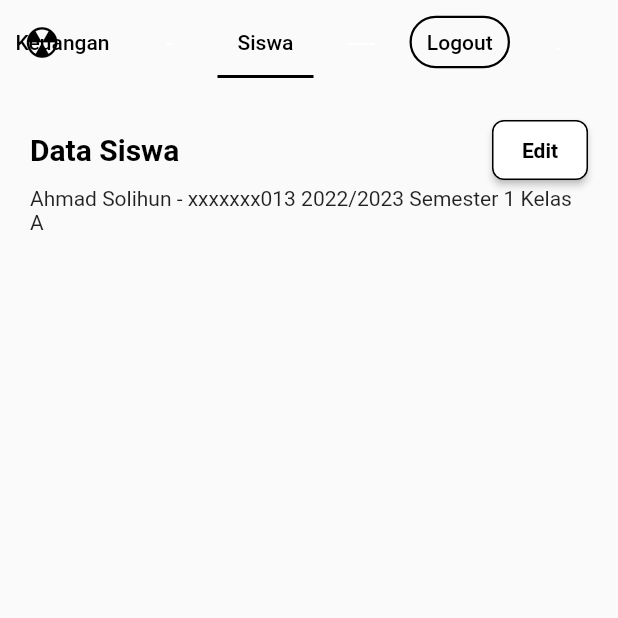
After one commit to KukangSulap/dmc_sql, a Flutter app: the SiswaPage screen opened directly, after a tap on an icon or button, on a phone screen of 412 x 824 dp, the top half of it. The commit adds this screen. Run offline on Flutter 3.47's test engine with Material 2 defaults, Android fonts, the phone set to English and light mode, and no system bars.

Commit message:
menambahkan detail siswa yg baru diakses dari onclick item list siswa + passing data dummy

```diff
--- /dev/null
+++ b/dmc_sql/lib/BagSiswa/detailSiswa.dart
@@ -0,0 +1,82 @@
+import 'package:dmc_sql/AppBar/appBarAdmin.dart';
+import 'package:flutter/material.dart';
+import 'package:flutter/src/widgets/framework.dart';
+import 'package:flutter/src/widgets/placeholder.dart';
+
+class DetailSiswaPage extends StatefulWidget {
+  const DetailSiswaPage({super.key, required this.dataSiswa});
+
+  final List<String> dataSiswa;
+
+  @override
+  State<DetailSiswaPage> createState() => _DetailSiswaPageState();
+}
+
+class _DetailSiswaPageState extends State<DetailSiswaPage> {
+  @override
+  Widget build(BuildContext context) {
+    String namaSiswa = widget.dataSiswa[0];
+    String tahunSiswa = widget.dataSiswa[1];
+    String semesterSiswa = widget.dataSiswa[2];
+    String kelasSiswa = widget.dataSiswa[3];
+
+    return Scaffold(
+      appBar: AppBarAdmin(page: "s"),
+      body: Padding(
+        padding: const EdgeInsets.all(20.0),
+        child: Column(
+          children: [
+            SubAppBar(),
+            Text("$namaSiswa $tahunSiswa $semesterSiswa $kelasSiswa")
+          ],
+        ),
+      ),
+    );
+  }
+}
+
+class SubAppBar extends StatelessWidget {
+  const SubAppBar({
+    super.key,
+  });
+
+  @override
+  Widget build(BuildContext context) {
+    return Row(
+      mainAxisAlignment: MainAxisAlignment.spaceBetween,
+      children: [
+        const Text(
+          "Data Siswa",
+          style: TextStyle(
+              fontWeight: FontWeight.bold, color: Colors.black, fontSize: 20),
+        ),
+        ElevatedButton(
+          style: ButtonStyle(
+            shape: MaterialStateProperty.all<RoundedRectangleBorder>(
+              RoundedRectangleBorder(
+                borderRadius: BorderRadius.circular(8.0),
+                side: const BorderSide(color: Colors.black),
+              ),
+            ),
+            backgroundColor: MaterialStateProperty.all(Colors.white),
+          ),
+          onPressed: () {},
+          child: Container(
+            height: 40,
+            // width: 120,
+            child: Column(
+              mainAxisAlignment: MainAxisAlignment.center,
+              children: const [
+                Text(
+                  "Edit",
+                  style: TextStyle(
+                      color: Colors.black, fontWeight: FontWeight.bold),
+                ),
+              ],
+            ),
+          ),
+        ),
+      ],
+    );
+  }
+}
--- a/dmc_sql/lib/BagSiswa/siswa.dart
+++ b/dmc_sql/lib/BagSiswa/siswa.dart
@@ -1,4 +1,5 @@
 import 'package:dmc_sql/AppBar/appBarAdmin.dart';
+import 'package:dmc_sql/BagSiswa/detailSiswa.dart';
 import 'package:dmc_sql/BagSiswa/inputSiswa.dart';
 import 'package:flutter/material.dart';
 import 'package:flutter/src/widgets/framework.dart';
@@ -187,7 +188,11 @@ class _SiswaPageState extends State<SiswaPage> {
 
                                   return Column(
                                     children: [
-                                      Row(
+                                      InkWell(
+                                        onTap: () {
+                                          Navigator.push(context, MaterialPageRoute(builder: (context) => DetailSiswaPage(dataSiswa: listSiswa[index],)));
+                                        },
+                                        child: Row(
                                           mainAxisAlignment:
                                               MainAxisAlignment.spaceBetween,
                                           children: [
@@ -237,6 +242,7 @@ class _SiswaPageState extends State<SiswaPage> {
                                               ],
                                             )
                                           ],
+                                        ),
                                       ),
                                       Container(
                                         margin: const EdgeInsets.only(
```
Lines whose indentation alone changed are shown as unchanged.
